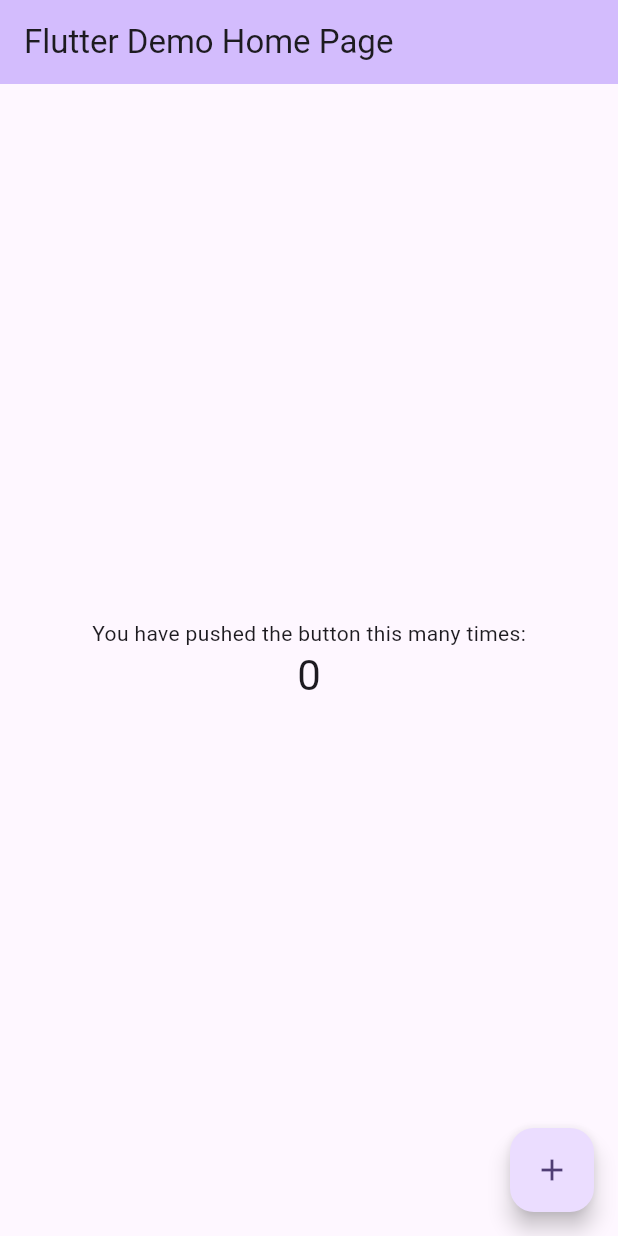
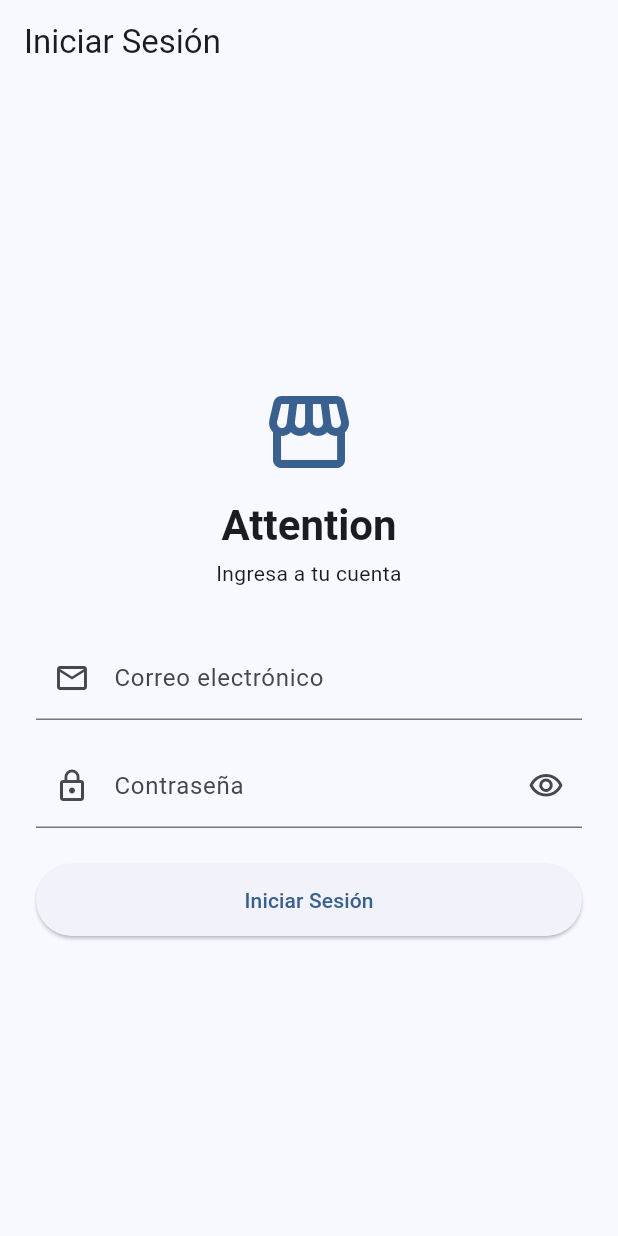
Before and after one commit to velizjhamil/1p_si2_mobile, a Flutter app: the screen it shows after launch, on a phone screen of 412 x 824 dp. Run offline on Flutter 3.47's test engine with Material 3 defaults, Android fonts, the phone set to English and light mode, and no system bars; our stand-ins replace flutter_secure_storage.

Commit message:
arquitectura de mobile screen

```diff
--- a/lib/main.dart
+++ b/lib/main.dart
@@ -1,4 +1,6 @@
 import 'package:flutter/material.dart';
+
+import 'screens/login_screen.dart';
 
 void main() {
   runApp(const MyApp());
@@ -11,112 +13,12 @@ class MyApp extends StatelessWidget {
   @override
   Widget build(BuildContext context) {
     return MaterialApp(
-      title: 'Flutter Demo',
+      title: 'Attention',
+      debugShowCheckedModeBanner: false,
       theme: ThemeData(
-        // This is the theme of your application.
-        //
-        // TRY THIS: Try running your application with "flutter run". You'll see
-        // the application has a purple toolbar. Then, without quitting the app,
-        // try changing the seedColor in the colorScheme below to Colors.green
-        // and then invoke "hot reload" (save your changes or press the "hot
-        // reload" button in a Flutter-supported IDE, or press "r" if you used
-        // the command line to start the app).
-        //
-        // Notice that the counter didn't reset back to zero; the application
-        // state is not lost during the reload. To reset the state, use hot
-        // restart instead.
-        //
-        // This works for code too, not just values: Most code changes can be
-        // tested with just a hot reload.
-        colorScheme: .fromSeed(seedColor: Colors.deepPurple),
+        colorScheme: ColorScheme.fromSeed(seedColor: const Color(0xFF1F2937)),
       ),
-      home: const MyHomePage(title: 'Flutter Demo Home Page'),
+      home: const LoginScreen(),
     );
   }
 }
-
-class MyHomePage extends StatefulWidget {
-  const MyHomePage({super.key, required this.title});
-
-  // This widget is the home page of your application. It is stateful, meaning
-  // that it has a State object (defined below) that contains fields that affect
-  // how it looks.
-
-  // This class is the configuration for the state. It holds the values (in this
-  // case the title) provided by the parent (in this case the App widget) and
-  // used by the build method of the State. Fields in a Widget subclass are
-  // always marked "final".
-
-  final String title;
-
-  @override
-  State<MyHomePage> createState() => _MyHomePageState();
-}
-
-class _MyHomePageState extends State<MyHomePage> {
-  int _counter = 0;
-
-  void _incrementCounter() {
-    setState(() {
-      // This call to setState tells the Flutter framework that something has
-      // changed in this State, which causes it to rerun the build method below
-      // so that the display can reflect the updated values. If we changed
-      // _counter without calling setState(), then the build method would not be
-      // called again, and so nothing would appear to happen.
-      _counter++;
-    });
-  }
-
-  @override
-  Widget build(BuildContext context) {
-    // This method is rerun every time setState is called, for instance as done
-    // by the _incrementCounter method above.
-    //
-    // The Flutter framework has been optimized to make rerunning build methods
-    // fast, so that you can just rebuild anything that needs updating rather
-    // than having to individually change instances of widgets.
-    return Scaffold(
-      appBar: AppBar(
-        // TRY THIS: Try changing the color here to a specific color (to
-        // Colors.amber, perhaps?) and trigger a hot reload to see the AppBar
-        // change color while the other colors stay the same.
-        backgroundColor: Theme.of(context).colorScheme.inversePrimary,
-        // Here we take the value from the MyHomePage object that was created by
-        // the App.build method, and use it to set our appbar title.
-        title: Text(widget.title),
-      ),
-      body: Center(
-        // Center is a layout widget. It takes a single child and positions it
-        // in the middle of the parent.
-        child: Column(
-          // Column is also a layout widget. It takes a list of children and
-          // arranges them vertically. By default, it sizes itself to fit its
-          // children horizontally, and tries to be as tall as its parent.
-          //
-          // Column has various properties to control how it sizes itself and
-          // how it positions its children. Here we use mainAxisAlignment to
-          // center the children vertically; the main axis here is the vertical
-          // axis because Columns are vertical (the cross axis would be
-          // horizontal).
-          //
-          // TRY THIS: Invoke "debug painting" (choose the "Toggle Debug Paint"
-          // action in the IDE, or press "p" in the console), to see the
-          // wireframe for each widget.
-          mainAxisAlignment: .center,
-          children: [
-            const Text('You have pushed the button this many times:'),
-            Text(
-              '$_counter',
-              style: Theme.of(context).textTheme.headlineMedium,
-            ),
-          ],
-        ),
-      ),
-      floatingActionButton: FloatingActionButton(
-        onPressed: _incrementCounter,
-        tooltip: 'Increment',
-        child: const Icon(Icons.add),
-      ),
-    );
-  }
-}
--- /dev/null
+++ b/lib/screens/login_screen.dart
@@ -0,0 +1,189 @@
+import 'package:flutter/material.dart';
+
+import '../services/auth_service.dart';
+
+/// Login screen for the Attention app.
+///
+/// Presents an email/password form, performs client-side validation in
+/// Spanish, and delegates the network call to [AuthService.login].
+class LoginScreen extends StatefulWidget {
+  const LoginScreen({super.key});
+
+  @override
+  State<LoginScreen> createState() => _LoginScreenState();
+}
+
+class _LoginScreenState extends State<LoginScreen> {
+  final GlobalKey<FormState> _formKey = GlobalKey<FormState>();
+  final TextEditingController _emailController = TextEditingController();
+  final TextEditingController _passwordController = TextEditingController();
+
+  bool _obscurePassword = true;
+  bool _isLoading = false;
+
+  @override
+  void dispose() {
+    _emailController.dispose();
+    _passwordController.dispose();
+    super.dispose();
+  }
+
+  /// Runs form validation and, when valid, calls the API to log in.
+  Future<void> _handleLogin() async {
+    FocusScope.of(context).unfocus();
+
+    if (!_formKey.currentState!.validate()) {
+      return;
+    }
+
+    setState(() => _isLoading = true);
+
+    final result = await AuthService.login(
+      _emailController.text.trim(),
+      _passwordController.text,
+    );
+
+    if (!mounted) return;
+
+    setState(() => _isLoading = false);
+
+    if (result['success'] == true) {
+      // TODO: Navigate to the home screen once it exists.
+      ScaffoldMessenger.of(context)
+        ..hideCurrentSnackBar()
+        ..showSnackBar(
+          const SnackBar(
+            content: Text('Inicio de sesión exitoso'),
+            backgroundColor: Colors.green,
+          ),
+        );
+    } else {
+      ScaffoldMessenger.of(context)
+        ..hideCurrentSnackBar()
+        ..showSnackBar(
+          SnackBar(
+            content: Text(result['message'] as String),
+            backgroundColor: Colors.redAccent,
+            behavior: SnackBarBehavior.floating,
+            duration: const Duration(seconds: 4),
+          ),
+        );
+    }
+  }
+
+  @override
+  Widget build(BuildContext context) {
+    final colorScheme = Theme.of(context).colorScheme;
+
+    return Scaffold(
+      appBar: AppBar(title: const Text('Iniciar Sesión')),
+      body: Center(
+        child: SingleChildScrollView(
+          padding: const EdgeInsets.symmetric(horizontal: 24, vertical: 16),
+          child: ConstrainedBox(
+            constraints: const BoxConstraints(maxWidth: 420),
+            child: Form(
+              key: _formKey,
+              child: Column(
+                mainAxisSize: MainAxisSize.min,
+                crossAxisAlignment: CrossAxisAlignment.stretch,
+                children: [
+                  Icon(
+                    Icons.storefront_outlined,
+                    size: 64,
+                    color: colorScheme.primary,
+                  ),
+                  const SizedBox(height: 12),
+                  Text(
+                    'Attention',
+                    textAlign: TextAlign.center,
+                    style: Theme.of(context)
+                        .textTheme
+                        .headlineMedium
+                        ?.copyWith(fontWeight: FontWeight.bold),
+                  ),
+                  const SizedBox(height: 4),
+                  Text(
+                    'Ingresa a tu cuenta',
+                    textAlign: TextAlign.center,
+                    style: Theme.of(context).textTheme.bodyMedium,
+                  ),
+                  const SizedBox(height: 32),
+                  TextFormField(
+                    controller: _emailController,
+                    decoration: const InputDecoration(
+                      labelText: 'Correo electrónico',
+                      hintText: 'correo@ejemplo.com',
+                      prefixIcon: Icon(Icons.email_outlined),
+                    ),
+                    keyboardType: TextInputType.emailAddress,
+                    autofillHints: const [AutofillHints.email],
+                    validator: (value) {
+                      if (value == null || value.trim().isEmpty) {
+                        return 'El correo es requerido.';
+                      }
+                      final email = value.trim();
+                      final at = email.indexOf('@');
+                      if (at <= 0 || at != email.lastIndexOf('@')) {
+                        return 'Ingresa un correo válido.';
+                      }
+                      final domain = email.substring(at + 1);
+                      if (!domain.contains('.') || domain.startsWith('.')) {
+                        return 'Ingresa un correo válido.';
+                      }
+                      return null;
+                    },
+                  ),
+                  const SizedBox(height: 16),
+                  TextFormField(
+                    controller: _passwordController,
+                    decoration: InputDecoration(
+                      labelText: 'Contraseña',
+                      prefixIcon: const Icon(Icons.lock_outline),
+                      suffixIcon: IconButton(
+                        icon: Icon(
+                          _obscurePassword
+                              ? Icons.visibility_outlined
+                              : Icons.visibility_off_outlined,
+                        ),
+                        tooltip: _obscurePassword
+                            ? 'Mostrar contraseña'
+                            : 'Ocultar contraseña',
+                        onPressed: () {
+                          setState(() => _obscurePassword = !_obscurePassword);
+                        },
+                      ),
+                    ),
+                    obscureText: _obscurePassword,
+                    enableSuggestions: false,
+                    autocorrect: false,
+                    validator: (value) {
+                      if (value == null || value.isEmpty) {
+                        return 'La contraseña es requerida.';
+                      }
+                      return null;
+                    },
+                  ),
+                  const SizedBox(height: 24),
+                  ElevatedButton(
+                    onPressed: _isLoading ? null : _handleLogin,
+                    style: ElevatedButton.styleFrom(
+                      minimumSize: const Size.fromHeight(48),
+                    ),
+                    child: _isLoading
+                        ? const SizedBox(
+                            width: 20,
+                            height: 20,
+                            child: CircularProgressIndicator(strokeWidth: 2),
+                          )
+                        : const Text('Iniciar Sesión'),
+                  ),
+                ],
+              ),
+            ),
+          ),
+        ),
+      ),
+    );
+  }
+}
--- /dev/null
+++ b/lib/services/secure_storage_service.dart
@@ -0,0 +1,32 @@
+import 'package:flutter_secure_storage/flutter_secure_storage.dart';
+
+/// Thin wrapper around [FlutterSecureStorage] for persisting the JWT
+/// access token returned by the API.
+///
+/// Tokens MUST be stored in secure storage (encrypted keystore/keychain),
+/// never in [SharedPreferences] or any plaintext storage: a leaked access
+/// token grants full access to the user's account.
+class SecureStorageService {
+  SecureStorageService._();
+
+  /// Key under which the access token is persisted.
+  static const String _tokenKey = 'access_token';
+
+  /// Singleton-ish platform storage backend.
+  static final FlutterSecureStorage _storage = FlutterSecureStorage();
+
+  /// Persists [token] securely so it survives app restarts.
+  static Future<void> saveToken(String token) async {
+    await _storage.write(key: _tokenKey, value: token);
+  }
+
+  /// Returns the stored access token, or `null` when none was saved.
+  static Future<String?> getToken() async {
+    return _storage.read(key: _tokenKey);
+  }
+
+  /// Removes the stored access token (used on logout or session expiry).
+  static Future<void> deleteToken() async {
+    await _storage.delete(key: _tokenKey);
+  }
+}
--- a/pubspec.yaml
+++ b/pubspec.yaml
@@ -34,6 +34,8 @@ dependencies:
   # The following adds the Cupertino Icons font to your application.
   # Use with the CupertinoIcons class for iOS style icons.
   cupertino_icons: ^1.0.8
+  http: ^1.6.0
+  flutter_secure_storage: ^11.0.0
 
 dev_dependencies:
   flutter_test:
```
Also changed, not shown: lib/services/auth_service.dart (added, +164 -0 lines), pubspec.lock, 105 other files.
